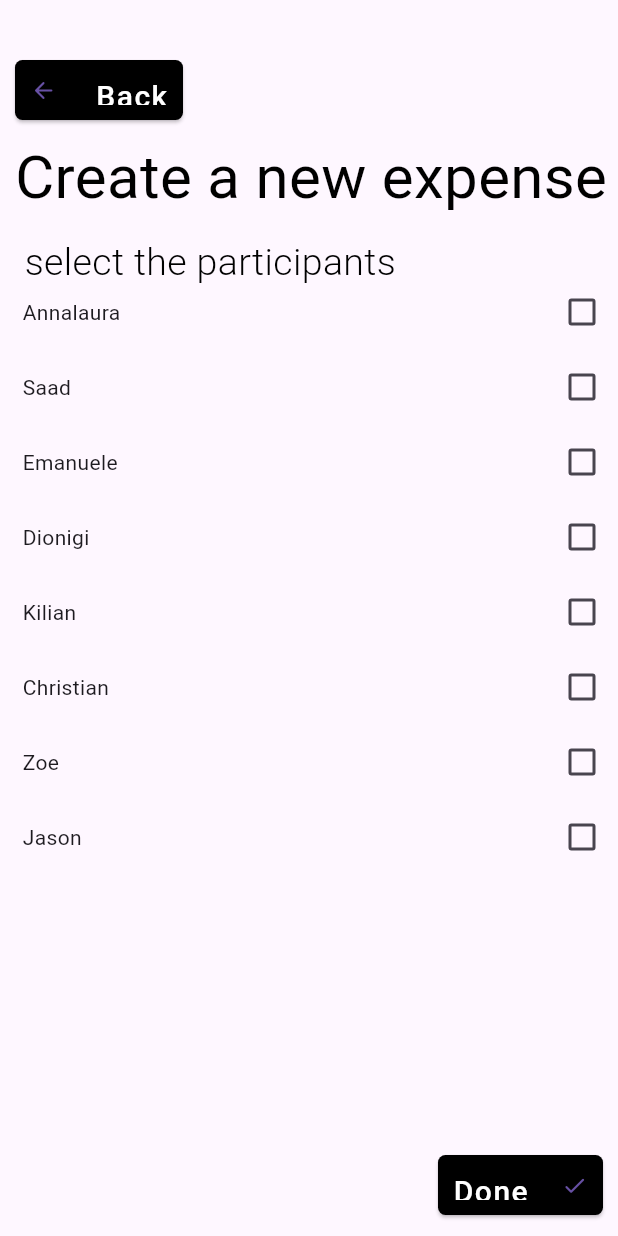
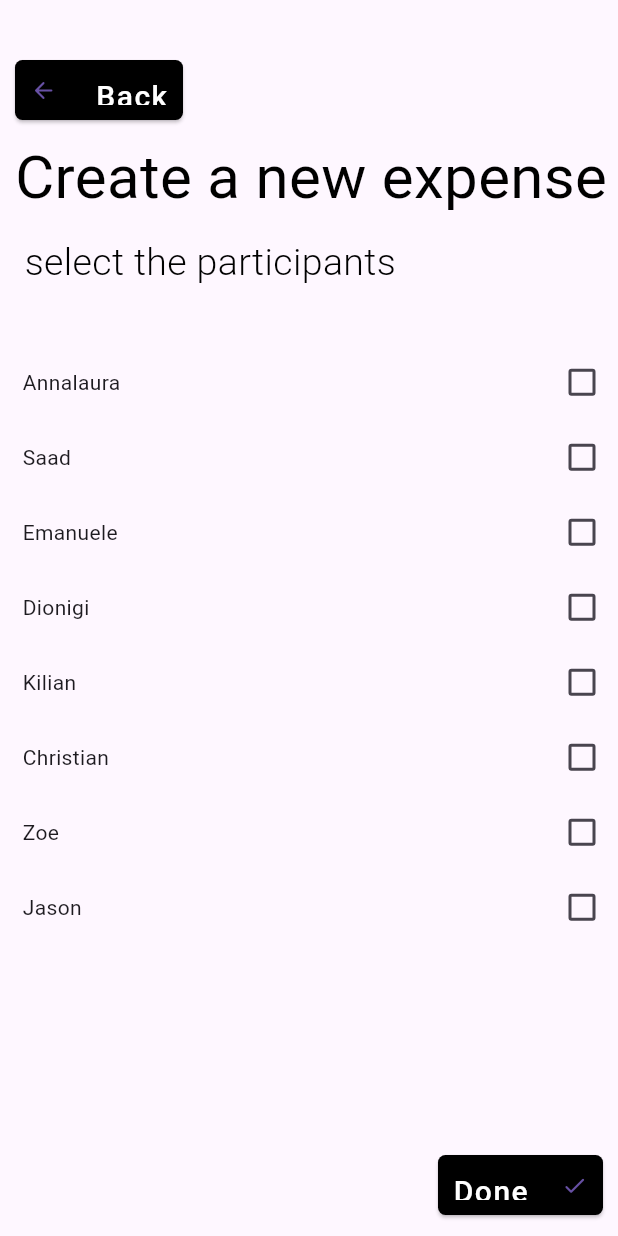
Before and after one commit to Di0nigi/hci_project, a Flutter app: the newExpensePage2 screen opened directly, on a phone screen of 412 x 824 dp. Run offline on Flutter 3.47's test engine with Material 3 defaults, Android fonts, the phone set to English and light mode, and no system bars; our stand-ins replace fluentui_system_icons.

Commit message:
small proportion fix in addnewexpense screen

```diff
--- a/lib/views/newExpensePage.dart
+++ b/lib/views/newExpensePage.dart
@@ -87,7 +87,7 @@ class _newExpensePageState extends State<newExpensePage> {
               )),
           Container(
             width: width,
-            height: height / 8,
+            height:  height / 5.5,
             padding: EdgeInsets.fromLTRB(10, 10, 0, 0),
             child:
                 Column(crossAxisAlignment: CrossAxisAlignment.start, children: [
@@ -130,7 +130,7 @@ class _newExpensePageState extends State<newExpensePage> {
             color: Color.fromARGB(0, 255, 0, 0),
             width: width,
             height:
-                height - height / 8 - height / 8 - height / 13 - height / 15,
+                height - height / 8 - height / 5.5 - height / 13 - height / 15,
             child: ListView.builder(
               itemCount: lastTransaction.length,
               itemBuilder: (context, index) {
@@ -260,7 +260,8 @@ class _newExpensePage2State extends State<newExpensePage2> {
               )),
           Container(
             width: width,
-            height: height / 8,
+            height: height / 5.5,
+            color: Color.fromARGB(0, 241, 251, 246),
             padding: EdgeInsets.fromLTRB(10, 10, 0, 0),
             child:
                 Column(crossAxisAlignment: CrossAxisAlignment.start, children: [
@@ -287,7 +288,7 @@ class _newExpensePage2State extends State<newExpensePage2> {
               color: Color.fromARGB(0, 0, 0, 0),
               width: width,
               height:
-                  height - height / 8 - height / 8 - height / 13 - height / 15,
+                  height - height / 8 - height / 5.5 - height / 13 - height / 15,
               child: ListView.builder(
                 itemCount:
                     partecipants.length, // Replace with your data list length
```
